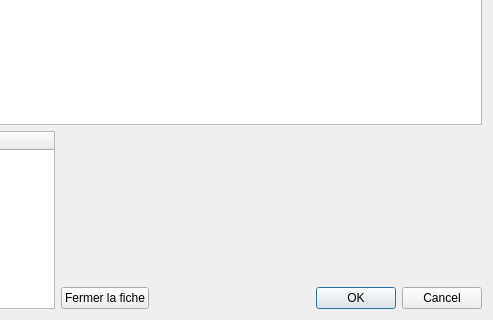
Above: InfoDynamiqueQt/Vues/vueeditionfiche.ui from AlexandreGirardin/ProjetAnalyse before the change; both pictures show x 377 to 870 and y 382 to 702 of the 870 by 702 pixel window. Below: the same form after it.
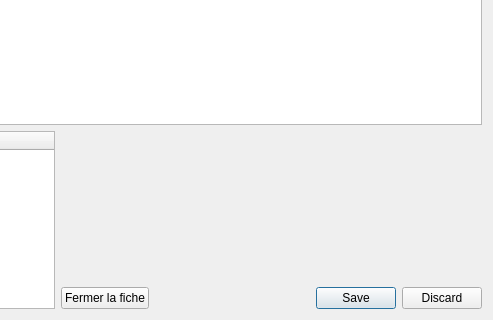
That is the form after the change. Icons and pictures are not drawn.

Commit message: Améliorations de l'interface

```diff
--- a/InfoDynamiqueQt/Vues/vueeditionfiche.ui
+++ b/InfoDynamiqueQt/Vues/vueeditionfiche.ui
@@ -270,29 +270,8 @@
          </item>
          <item>
           <widget class="QDialogButtonBox" name="buttonBox">
-           <property name="sizePolicy">
-            <sizepolicy hsizetype="Minimum" vsizetype="Fixed">
-             <horstretch>0</horstretch>
-             <verstretch>0</verstretch>
-            </sizepolicy>
-           </property>
-           <property name="cursor">
-            <cursorShape>ArrowCursor</cursorShape>
-           </property>
-           <property name="acceptDrops">
-            <bool>false</bool>
-           </property>
-           <property name="inputMethodHints">
-            <set>Qt::ImhNone</set>
-           </property>
-           <property name="orientation">
-            <enum>Qt::Horizontal</enum>
-           </property>
            <property name="standardButtons">
-            <set>QDialogButtonBox::Cancel|QDialogButtonBox::Ok</set>
-           </property>
-           <property name="centerButtons">
-            <bool>false</bool>
+            <set>QDialogButtonBox::Discard|QDialogButtonBox::Save</set>
            </property>
           </widget>
          </item>
```
Left out of the diff: 3 changed lines with no effect on the pictures. The commit also changes 6 other files.
